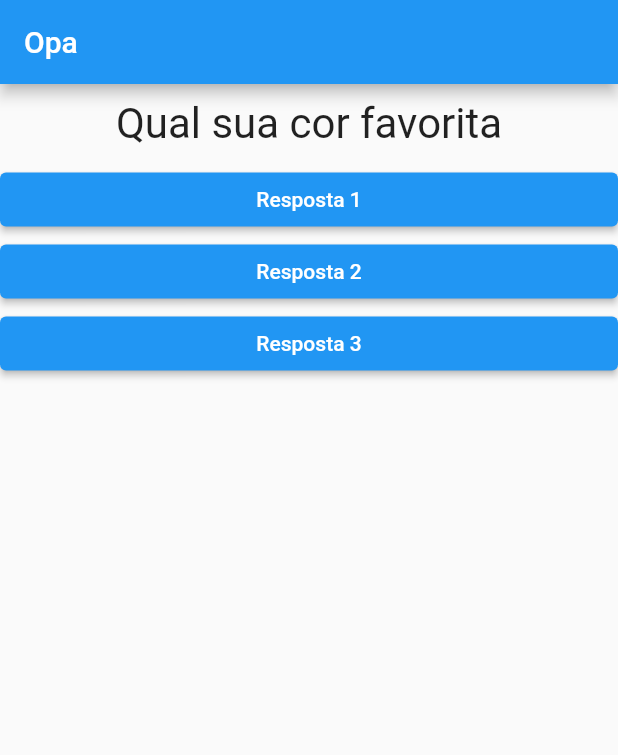
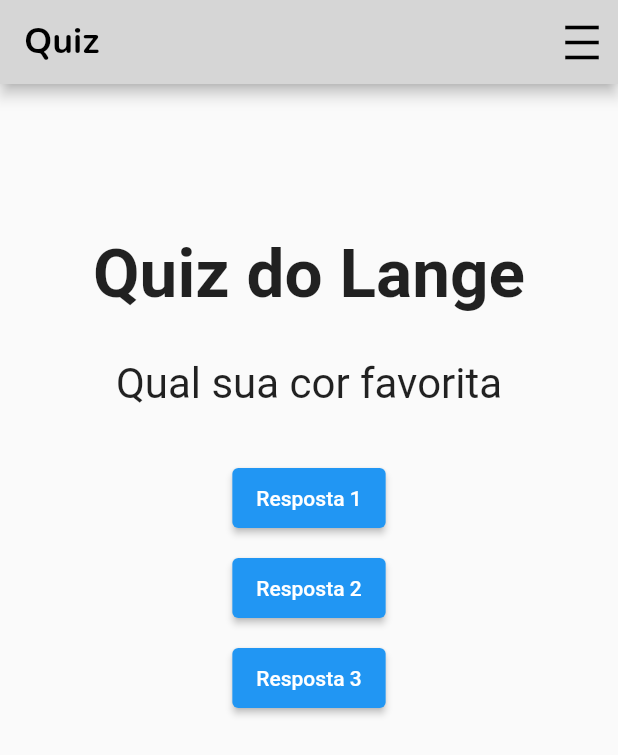
Before and after one commit to mateusleitao/curso_flutter, a Flutter app: the screen it shows after launch, on a phone screen of 412 x 824 dp. Shown: the top 755 px of the screen. Run offline on Flutter 3.47's test engine with Material 2 defaults, Android fonts, the phone set to English and light mode, and no system bars; our stand-ins replace google_fonts; Roboto replaces fonts that are missing (Trispace).

Commit message:
design change and appbar icon added

```diff
--- a/projeto_perguntas/lib/answer.dart
+++ b/projeto_perguntas/lib/answer.dart
@@ -9,8 +9,7 @@
 //             )
 
 import 'package:flutter/material.dart';
-import 'main.dart';
-import 'question.dart';
+import 'package:flutter/rendering.dart';
 
 class Answer extends StatelessWidget {
   Answer({Key? key, required this.text, required this.onSelect})
@@ -21,10 +20,13 @@ class Answer extends StatelessWidget {
   @override
   Widget build(BuildContext context) {
     return Container(
-      width: double.maxFinite,
-      child: ElevatedButton(
-        onPressed: onSelect,
-        child: Text(text),
+      height: 60,
+      child: Container(
+        margin: EdgeInsets.all(10),
+        child: ElevatedButton(
+          onPressed: onSelect,
+          child: Text(text),
+        ),
       ),
     );
   }
--- a/projeto_perguntas/lib/main.dart
+++ b/projeto_perguntas/lib/main.dart
@@ -1,6 +1,7 @@
 // ignore_for_file: deprecated_member_use
 
 import 'package:flutter/material.dart';
+import 'package:google_fonts/google_fonts.dart';
 import 'question.dart';
 import 'answer.dart';
 
@@ -18,18 +19,59 @@
 
   @override
   Widget build(BuildContext context) {
-    final List<String> perguntas = [
-      'Qual sua cor favorita',
-      'Qual o seu animal favorito'
+    final List<Map<String, dynamic>> perguntas = [
+      {
+        'texto': 'Qual sua cor favorita',
+        'resposta': ['Preto', 'Vermelho', 'Preto', 'Branco']
+      },
+      {
+        'texto': 'Qual seu animal favorito',
+        'resposta': ['Coelho', 'Cobra', 'Elefante', 'Leao'],
+      },
+      {
+        'texto': 'Qual seu instrutor favorito',
+        'resposta': ['Mateus', 'Leo', 'Ferreira', 'Matheus'],
+      }
     ];
+    for (var textoResp in perguntas[perguntaSelecionada]['resposta']) {
+      print(textoResp);
+    }
+
     return MaterialApp(
+      debugShowCheckedModeBanner: false,
       home: Scaffold(
         appBar: AppBar(
-          title: const Text('Opa'),
+          title: Text(
+            'Quiz',
+            style: GoogleFonts.nunito(
+                fontWeight: FontWeight.bold, color: Colors.black, fontSize: 24),
           ),
-        body: Column(
+          actions: <Widget>[
+            IconButton(
+              // ignore: prefer_const_constructors
+              icon: Icon(
+                Icons.density_medium,
+                color: Colors.black,
+                size: 30.0,
+              ),
+              tooltip: 'Show Snackbar',
+              onPressed: () {},
+            ),
+          ],
+          backgroundColor: Colors.grey[350],
+        ),
+        body: Container(
+          margin: EdgeInsets.only(top: 100),
+          child: Column(
             children: <Widget>[
-            Questao(perguntas[perguntaSelecionada]),
+              Text(
+                'Quiz do Lange',
+                style: GoogleFonts.trispace(
+                  fontSize: 45,
+                  fontWeight: FontWeight.bold,
+                ),
+              ),
+              Questao(perguntas[perguntaSelecionada]['texto'] as String),
               Answer(
                 text: 'Resposta 1',
                 onSelect: responder,
@@ -45,6 +87,7 @@
             ],
           ),
         ),
+      ),
     );
   }
 }
--- a/projeto_perguntas/lib/question.dart
+++ b/projeto_perguntas/lib/question.dart
@@ -9,7 +9,7 @@ class Questao extends StatelessWidget {
   Widget build(BuildContext context) {
     return Container(
       width: double.infinity,
-      margin: EdgeInsets.all(10),
+      margin: EdgeInsets.all(30),
       child: Text(
         text,
         style: TextStyle(fontSize: 28),
--- a/projeto_perguntas/pubspec.yaml
+++ b/projeto_perguntas/pubspec.yaml
@@ -34,6 +34,7 @@ dependencies:
   # The following adds the Cupertino Icons font to your application.
   # Use with the CupertinoIcons class for iOS style icons.
   cupertino_icons: ^1.0.2
+  google_fonts:
 
 dev_dependencies:
   flutter_test:
```
Also changed, not shown: projeto_perguntas/pubspec.lock. Lines whose indentation alone changed are shown as unchanged.
